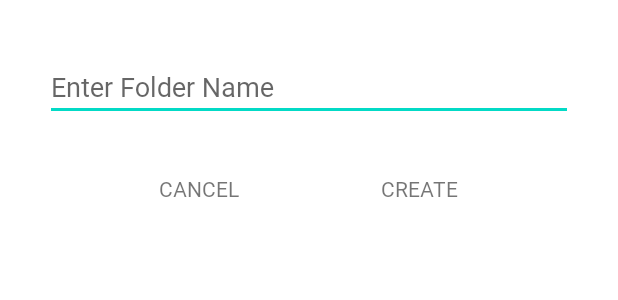
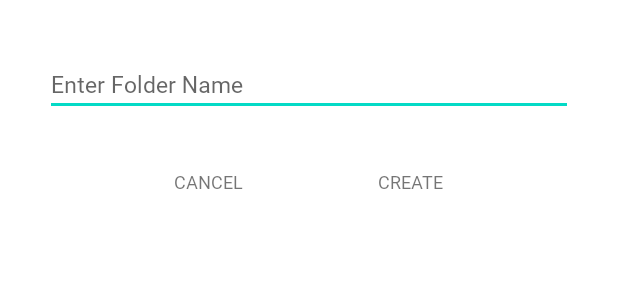
Before and after one commit to uyttyu7532/PhotoChangeRecord, an Android app: the layout add_folder_dialog.xml on its own in the app's theme, with its tools: preview values and no code run, on a phone screen of 412 x 824 dp. Shown: the top 300 px of the screen. Run offline under Robolectric (Android 15) with nearby library versions, the phone set to English and light mode, and no system bars.

Commit message:
Center
가운데 정렬된건가..

```diff
--- a/src/main/AndroidManifest.xml
+++ b/src/main/AndroidManifest.xml
@@ -5,8 +5,8 @@
     <uses-permission android:name="android.permission.CAMERA" />
     <uses-feature android:name="android.hardware.camera.autofocus" />
 
-    <uses-permission android:name="android.permission.WRITE_EXTERNAL_STORAGE" />
-    <uses-permission android:name="android.permission.READ_EXTERNAL_STORAGE" />
+<!--    <uses-permission android:name="android.permission.WRITE_EXTERNAL_STORAGE" />-->
+<!--    <uses-permission android:name="android.permission.READ_EXTERNAL_STORAGE" />-->
 
     <uses-feature
         android:name="android.hardware.camera"
--- a/src/main/java/com/example/photochangerecord/CameraActivity.kt
+++ b/src/main/java/com/example/photochangerecord/CameraActivity.kt
@@ -4,7 +4,6 @@ import android.Manifest
 import android.content.Context
 import android.content.pm.PackageManager
 import android.graphics.Bitmap
-import android.graphics.Canvas
 import android.graphics.ImageFormat
 import android.hardware.Sensor
 import android.hardware.SensorManager
--- a/src/main/res/layout/add_folder_dialog.xml
+++ b/src/main/res/layout/add_folder_dialog.xml
@@ -27,6 +27,7 @@
 
         <EditText
             android:id="@+id/dialogEt"
+            android:textSize="15sp"
             android:layout_width="match_parent"
             android:layout_height="wrap_content"
             android:layout_centerHorizontal="true"
@@ -48,6 +49,7 @@
             android:layout_centerHorizontal="true">
 
             <TextView
+                android:textSize="12sp"
                 android:layout_weight="1"
                 android:id="@+id/dialog_disagree_btn"
                 android:layout_width="0dp"
@@ -61,6 +63,7 @@
                 android:text="@string/dialog_disagree" />
 
             <TextView
+                android:textSize="12sp"
                 android:layout_weight="1"
                 android:id="@+id/dialog_agree_btn"
                 android:layout_width="0dp"
--- a/src/main/res/layout/item_horizontal.xml
+++ b/src/main/res/layout/item_horizontal.xml
@@ -14,7 +14,7 @@
         android:orientation="vertical"
         android:layout_width="wrap_content"
         android:layout_height="wrap_content"
-        android:background="#EFEFEF"
+        android:background="#E5E5E5"
         android:gravity="center"
         android:padding="16dp"
         >
--- a/src/main/res/layout/item_vertical.xml
+++ b/src/main/res/layout/item_vertical.xml
@@ -11,7 +11,7 @@
         style="@style/Text.Gmarket.Medium"
         android:layout_width="match_parent"
         android:layout_height="wrap_content"
-
+        android:layout_centerVertical="true"
         android:layout_marginBottom="15dp"
         android:layout_marginTop="15dp"
         android:layout_marginStart="10dp"
```
